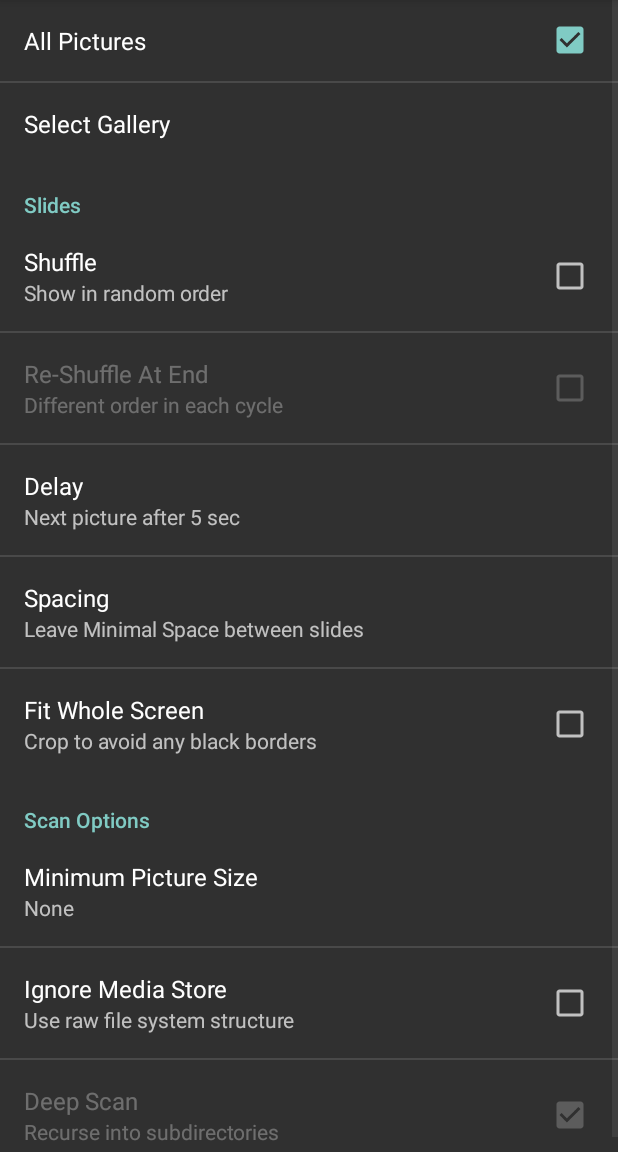
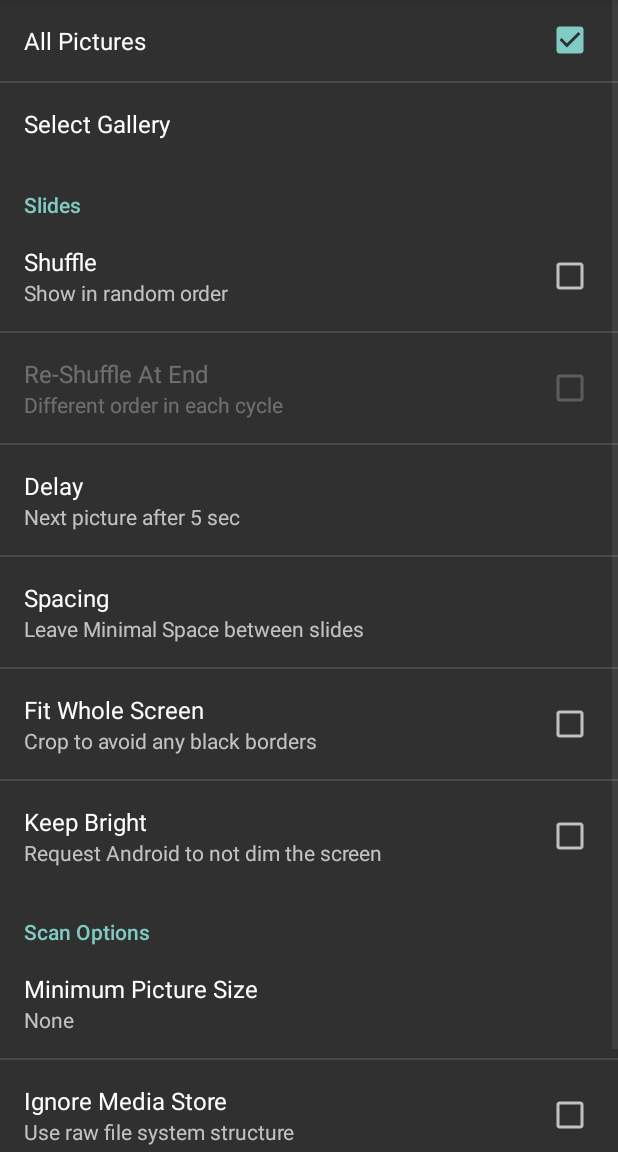
Before and after one commit to rfuxx/aspectslider-android, an Android app: the DreamSettingsActivity screen opened directly, with no data from a screen before it, on a phone screen of 412 x 824 dp, the part 84-1236 px from its top. Run offline under Robolectric (Android 15) with nearby library versions, the phone set to English and light mode, and no system bars.

Commit message:
add option for setScreenBright() on Daydream (request Android to not dim the screen)

```diff
--- a/app/src/main/java/de/westfalen/fuldix/aspectslider/DreamSettingsActivity.java
+++ b/app/src/main/java/de/westfalen/fuldix/aspectslider/DreamSettingsActivity.java
@@ -36,6 +36,7 @@ public class DreamSettingsActivity extends PreferenceActivity {
     public static final String PREF_DELAY = DREAM_PREFIX + SettingsActivity.PREF_DELAY;
     public static final String PREF_SPACE_BETWEEN_SLIDES = DREAM_PREFIX + SettingsActivity.PREF_SPACE_BETWEEN_SLIDES;
     public static final String PREF_ALLOW_OVERSCAN = DREAM_PREFIX + SettingsActivity.PREF_ALLOW_OVERSCAN;
+    public static final String PREF_KEEP_BRIGHT = DREAM_PREFIX + "keep_bright";
     public static final String PREF_RANDOM = DREAM_PREFIX + SettingsActivity.PREF_RANDOM;
     public static final String PREF_RANDOM_AGAIN = DREAM_PREFIX + SettingsActivity.PREF_RANDOM_AGAIN;
     public static final String PREF_RECURSE = DREAM_PREFIX + SettingsActivity.PREF_RECURSE;
--- a/app/src/main/res/values/strings_activity_settings.xml
+++ b/app/src/main/res/values/strings_activity_settings.xml
@@ -55,6 +55,9 @@
     <string name="pref_title_allow_overscan">Fit Whole Screen</string>
     <string name="pref_description_allow_overscan">Crop to avoid any black borders</string>
 
+    <string name="pref_title_keep_bright">Keep Bright</string>
+    <string name="pref_description_keep_bright">Request Android to not dim the screen</string>
+
     <string name="pref_title_size_filter">Minimum Picture Size</string>
     <string-array name="pref_size_filter_list_titles">
         <item>None</item>
--- a/app/src/main/res/xml/pref_dream_slides.xml
+++ b/app/src/main/res/xml/pref_dream_slides.xml
@@ -39,4 +39,10 @@
         android:summary="@string/pref_description_allow_overscan"
         android:defaultValue="false" />
 
+    <CheckBoxPreference
+        android:key="dream_keep_bright"
+        android:title="@string/pref_title_keep_bright"
+        android:summary="@string/pref_description_keep_bright"
+        android:defaultValue="false" />
+
 </PreferenceScreen>
```
Also changed, not shown: app/src/main/java/de/westfalen/fuldix/aspectslider/Slideshow.java (+21 -0 lines), 1 other file.
